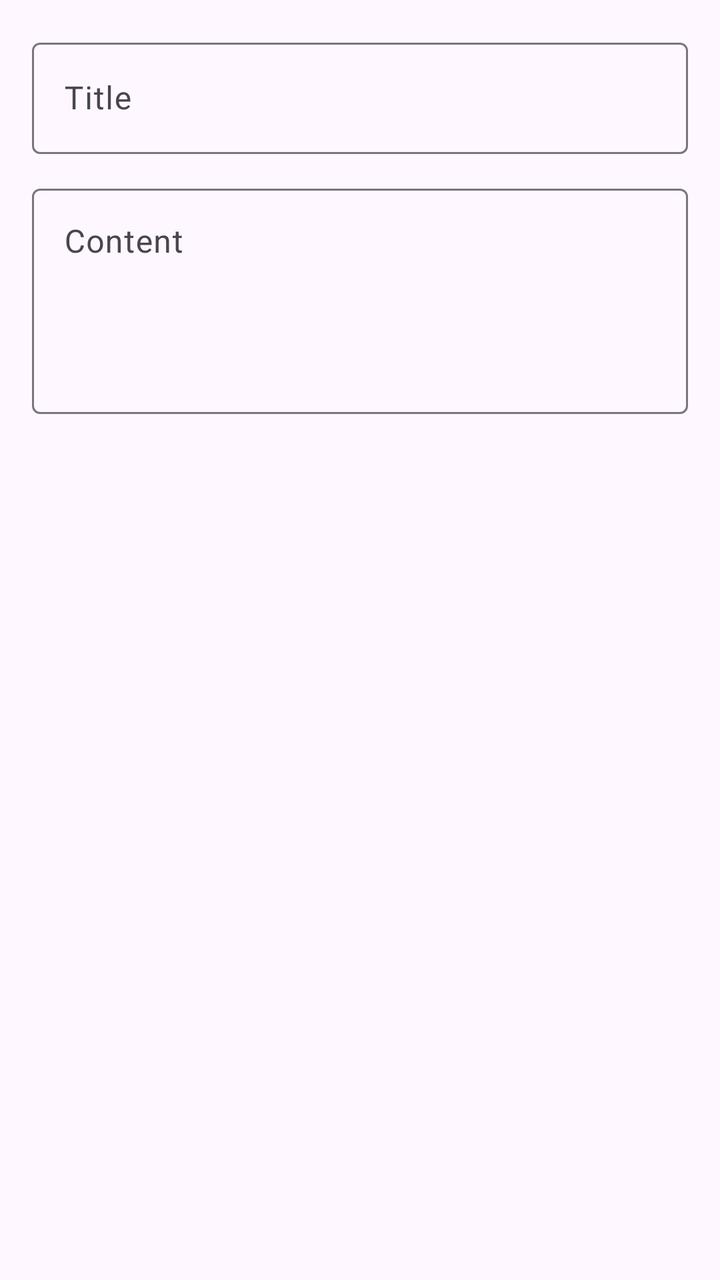
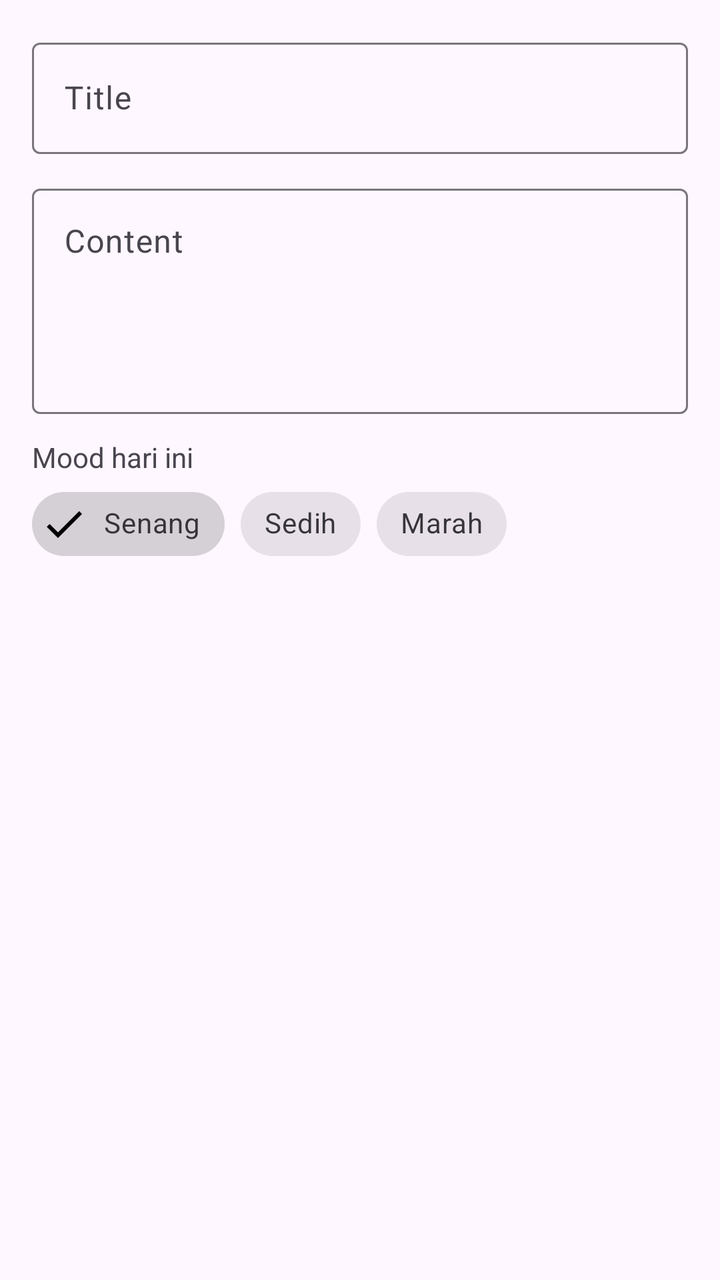

An Android layout rendered at two revisions. The XML below is the earlier revision; the diff shows what the commit changed to produce the second picture.
<!-- AndroidManifest.xml: application theme Theme.Bloomify -->
<!-- res/layout/dialog_journal_form.xml -->
<?xml version="1.0" encoding="utf-8"?>
<LinearLayout xmlns:android="http://schemas.android.com/apk/res/android"
    android:layout_width="match_parent"
    android:layout_height="wrap_content"
    android:orientation="vertical"
    android:padding="16dp">

    <com.google.android.material.textfield.TextInputLayout
        android:layout_width="match_parent"
        android:layout_height="wrap_content"
        android:hint="Title">
        <com.google.android.material.textfield.TextInputEditText
            android:id="@+id/etTitle"
            android:layout_width="match_parent"
            android:layout_height="wrap_content" />
    </com.google.android.material.textfield.TextInputLayout>

    <com.google.android.material.textfield.TextInputLayout
        android:layout_width="match_parent"
        android:layout_height="wrap_content"
        android:layout_marginTop="12dp"
        android:hint="Content">
        <com.google.android.material.textfield.TextInputEditText
            android:id="@+id/etContent"
            android:layout_width="match_parent"
            android:layout_height="wrap_content"
            android:minLines="4"
            android:gravity="top"
            android:inputType="textMultiLine" />
    </com.google.android.material.textfield.TextInputLayout>
</LinearLayout>
<!-- resources referenced by this layout -->
<resources>
  <style name="Theme.Bloomify" parent="Base.Theme.Bloomify" />
  <style name="Base.Theme.Bloomify" parent="Theme.Material3.DayNight.NoActionBar">
          
          
      </style>
</resources>

<!-- the commit's change to res/layout/dialog_journal_form.xml (unified diff, before → after) -->
@@ -2,6 +2,7 @@
 <LinearLayout xmlns:android="http://schemas.android.com/apk/res/android"
     android:layout_width="match_parent"
     android:layout_height="wrap_content"
+    xmlns:app="http://schemas.android.com/apk/res-auto"
     android:orientation="vertical"
     android:padding="16dp">
 
@@ -28,4 +29,37 @@
             android:gravity="top"
             android:inputType="textMultiLine" />
     </com.google.android.material.textfield.TextInputLayout>
+
+    <TextView
+        android:layout_width="wrap_content"
+        android:layout_height="wrap_content"
+        android:layout_marginTop="12dp"
+        android:text="Mood hari ini" />
+
+    <com.google.android.material.chip.ChipGroup
+        android:id="@+id/chipGroupMood"
+        android:layout_width="wrap_content"
+        android:layout_height="wrap_content"
+        app:singleSelection="true"
+        app:selectionRequired="true">
+        <com.google.android.material.chip.Chip
+            android:id="@+id/chipSenang"
+            style="@style/Widget.MaterialComponents.Chip.Filter"
+            android:layout_width="wrap_content"
+            android:layout_height="wrap_content"
+            android:checked="true"
+            android:text="Senang" />
+        <com.google.android.material.chip.Chip
+            android:id="@+id/chipSedih"
+            style="@style/Widget.MaterialComponents.Chip.Filter"
+            android:layout_width="wrap_content"
+            android:layout_height="wrap_content"
+            android:text="Sedih" />
+        <com.google.android.material.chip.Chip
+            android:id="@+id/chipMarah"
+            style="@style/Widget.MaterialComponents.Chip.Filter"
+            android:layout_width="wrap_content"
+            android:layout_height="wrap_content"
+            android:text="Marah" />
+    </com.google.android.material.chip.ChipGroup>
 </LinearLayout>
